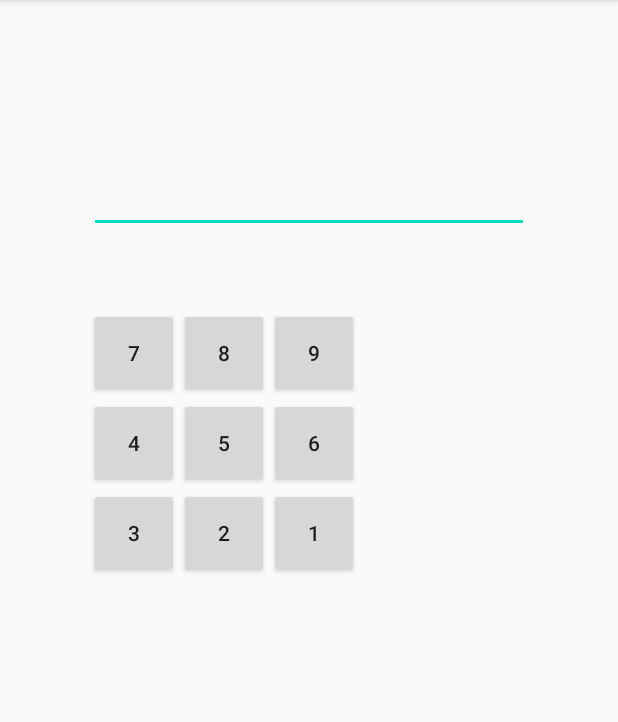
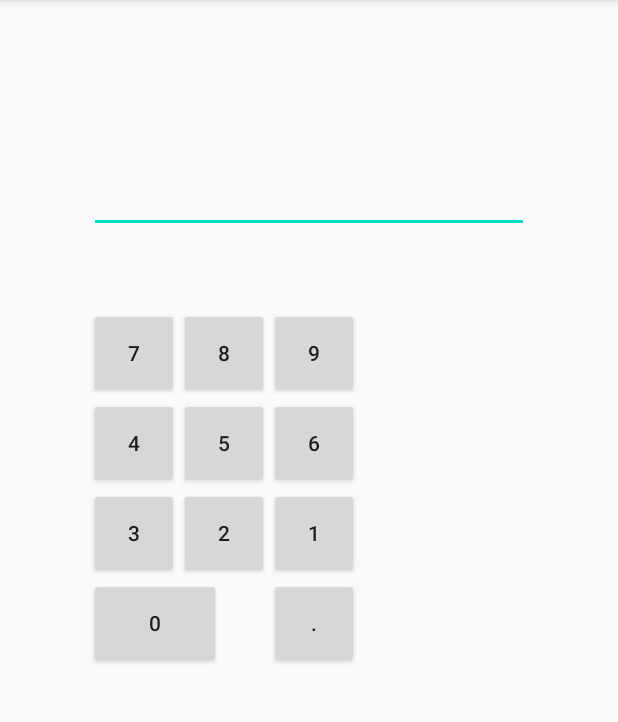
Before and after one commit to ThiagoPereiraUFV/Calculator-Android, an Android app: the ComplexCalc screen opened directly, with no data from a screen before it, on a phone screen of 412 x 824 dp, the part 84-806 px from its top. Run offline under Robolectric (Android 15) with nearby library versions, the phone set to English and light mode, and no system bars.

Commit message:
Numbers layout almost finished

```diff
--- a/app/src/main/res/layout/activity_complex_calc.xml
+++ b/app/src/main/res/layout/activity_complex_calc.xml
@@ -86,6 +86,14 @@
             app:layout_constraintTop_toTopOf="@id/four"
             app:layout_constraintLeft_toRightOf="@id/five"
         />
+
+        <androidx.constraintlayout.widget.ConstraintLayout
+            android:id="@+id/group32"
+            android:layout_width="wrap_content"
+            android:layout_height="wrap_content"
+            app:layout_constraintTop_toBottomOf="@id/four"
+            app:layout_constraintLeft_toLeftOf="parent"
+        >
             <Button
                 android:id="@+id/one"
                 android:layout_width="60dp"
@@ -106,6 +114,7 @@
                 app:layout_constraintTop_toTopOf="@id/one"
                 app:layout_constraintLeft_toRightOf="@id/one"
             />
+        </androidx.constraintlayout.widget.ConstraintLayout>
         <Button
             android:id="@+id/three"
             android:layout_width="60dp"
@@ -113,8 +122,28 @@
             android:text="1"
             android:tag="add"
             android:onClick="handleClick"
-            app:layout_constraintTop_toTopOf="@id/one"
-            app:layout_constraintLeft_toRightOf="@id/two"
+            app:layout_constraintTop_toTopOf="@id/group32"
+            app:layout_constraintLeft_toRightOf="@id/group32"
+        />
+        <Button
+            android:id="@+id/zero"
+            android:layout_width="match_parent"
+            android:layout_height="60dp"
+            android:text="0"
+            android:tag="add"
+            android:onClick="handleClick"
+            app:layout_constraintTop_toBottomOf="@id/group32"
+            app:layout_constraintLeft_toLeftOf="parent"
+        />
+        <Button
+            android:id="@+id/dot"
+            android:layout_width="60dp"
+            android:layout_height="60dp"
+            android:text="."
+            android:tag="add"
+            android:onClick="handleClick"
+            app:layout_constraintTop_toBottomOf="@id/group32"
+            app:layout_constraintRight_toRightOf="parent"
         />
     </androidx.constraintlayout.widget.ConstraintLayout>
 </androidx.constraintlayout.widget.ConstraintLayout>
```
Lines whose indentation alone changed are shown as unchanged.
